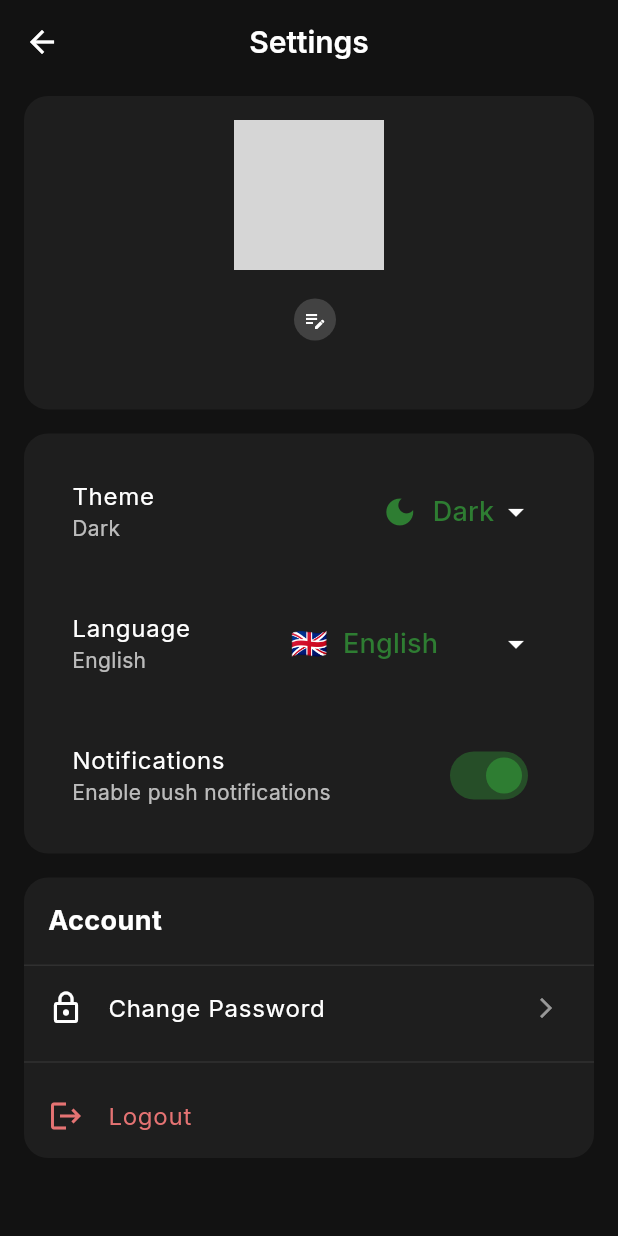
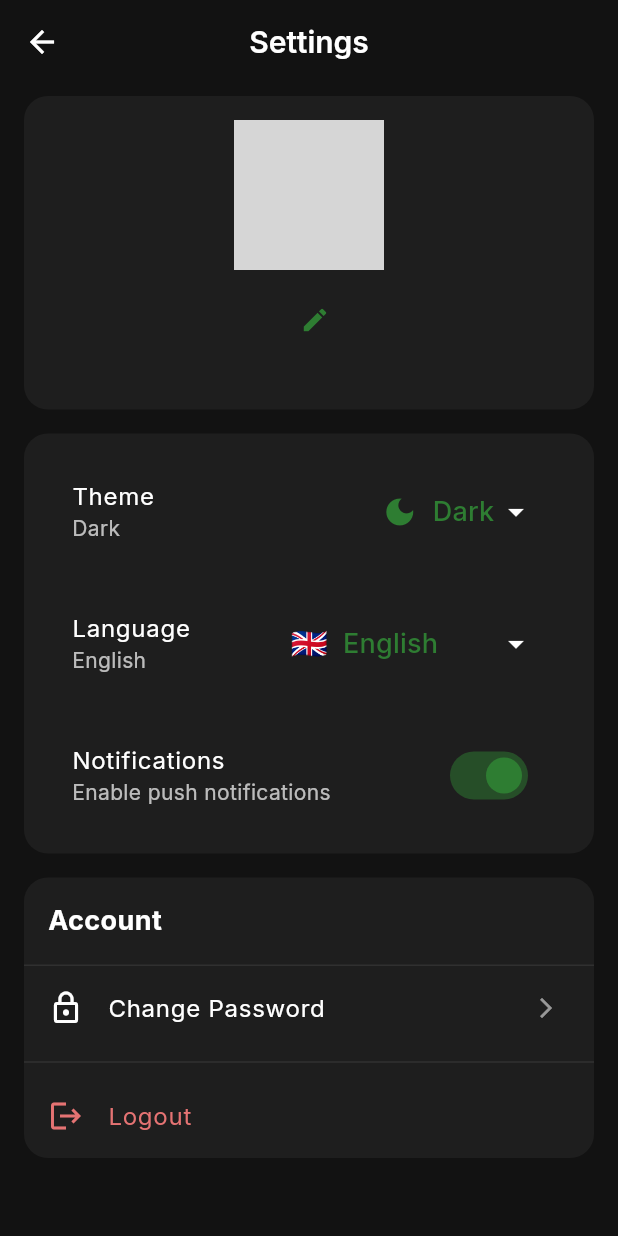
Before and after one commit to tadyuh76/monie, a Flutter app: the SettingsPage screen opened by its route, on a phone screen of 412 x 824 dp. Run offline on Flutter 3.47's test engine with Material 3 defaults, Android fonts, the phone set to English and light mode, and no system bars; our stand-ins replace dartz, equatable, fl_chart, flutter_bloc, flutter_dotenv, get_it and 5 more; accounts and stored records are empty; network calls fail; grey boxes are pictures that could not be loaded.

Commit message:
update icon

```diff
--- a/lib/features/settings/presentation/bloc/settings_bloc.dart
+++ b/lib/features/settings/presentation/bloc/settings_bloc.dart
@@ -173,8 +173,6 @@ class SettingsBloc extends Bloc<SettingsEvent, SettingsState> {
           ));
         }
 
-        final userId = ... // Lấy user id hiện tại
-        await _repository.updateUserLanguage(userId, event.language);
       } else {
         emit(const SettingsError('Failed to update language'));
       }
@@ -218,6 +216,11 @@ class SettingsBloc extends Bloc<SettingsEvent, SettingsState> {
           profile: _currentProfile!,
           settings: _currentSettings,
         ));
+
+        if (_authBloc != null) {
+          _authBloc.add(RefreshUserEvent());
+        }
+        add(LoadUserProfileEvent());
       } else {
         print('SettingsBloc: Profile update failed');
         emit(const SettingsError('Failed to update profile name'));
--- a/lib/features/settings/presentation/pages/settings_page.dart
+++ b/lib/features/settings/presentation/pages/settings_page.dart
@@ -573,21 +573,10 @@ class _SettingsPageState extends State<SettingsPage> {
                 onTap: () {
                   _showQuickNameEditDialog(context, displayName);
                 },
-                child: Container(
-                  decoration: BoxDecoration(
-                    color: Theme.of(context).brightness == Brightness.dark
-                        ? Colors.grey[800]
-                        : Colors.grey[200],
-                    shape: BoxShape.circle,
-                  ),
-                  padding: const EdgeInsets.all(6),
-                  child: Icon(
-                    Icons.edit_note,
-                    size: 16,
-                    color: Theme.of(context).brightness == Brightness.dark
-                        ? Colors.white
-                        : Colors.black87,
-                  ),
+                child: Icon(
+                  Icons.edit,
+                  size: 20,
+                  color: AppColors.primary,
                 ),
               ),
             ],
```
